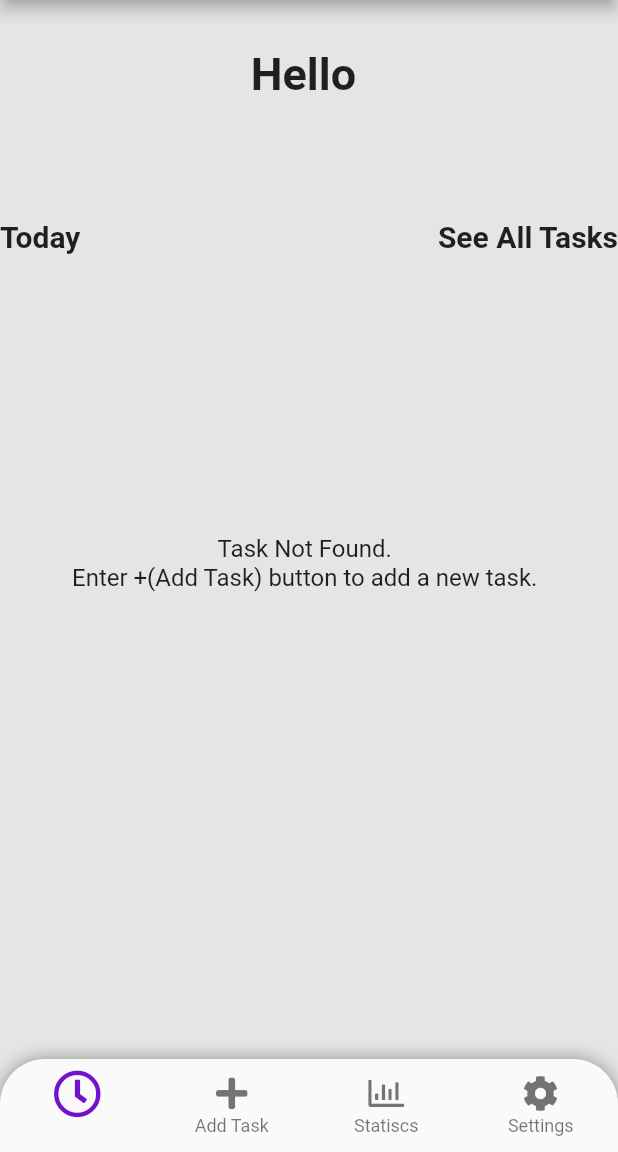
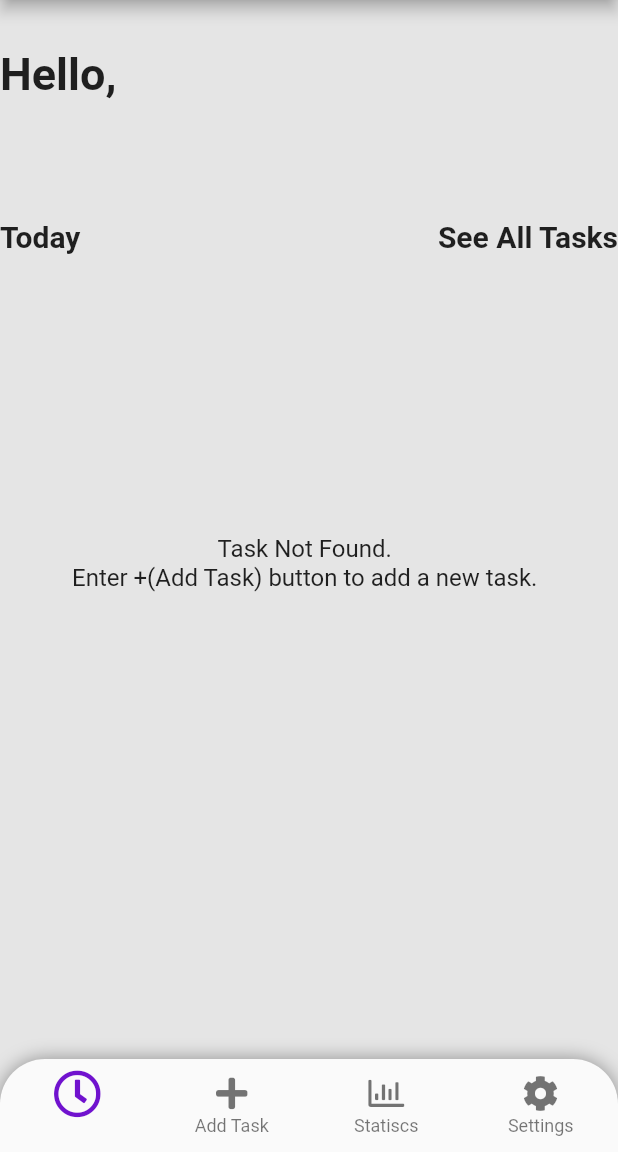
Before and after one commit to FatihDursunUzer1/task_time_tracker, a Flutter app: the Home screen opened directly, on a phone screen of 412 x 824 dp, the part 84-1236 px from its top. Run offline on Flutter 3.47's test engine with Material 2 defaults, Android fonts, the light colour scheme and no system bars; our stand-ins replace cloud_firestore, easy_localization, firebase_auth, firebase_core, flutter_signin_button, flutter_slidable and 6 more; accounts and stored records are empty.

Commit message:
home page welcome style changed

```diff
--- a/lib/presentation/views/home/home_view.dart
+++ b/lib/presentation/views/home/home_view.dart
@@ -110,13 +110,23 @@ class _HomeState extends State<Home> {
           Column(
             children: [
               Padding(
-                padding: const EdgeInsets.all(32.0),
+                padding: const EdgeInsets.symmetric(vertical: 32.0),
                 child: SizedBox(
+                  width: MediaQuery.of(context).size.width,
                   height: MediaQuery.of(context).size.height * 0.1,
-                  child: Text(
-                    '${LocaleKeys.hello.tr()} ${context.watch<HomeViewModel>().currentUser.displayName}',
-                    style: const TextStyle(
-                        fontSize: 30, fontWeight: FontWeight.bold),
+                  child: Column(
+                    crossAxisAlignment: CrossAxisAlignment.start,
+                    children: [
+                      Text(
+                        '${LocaleKeys.hello.tr()},',
+                        style: const TextStyle(
+                            fontSize: 30, fontWeight: FontWeight.bold),
+                      ),
+                      Text(
+                          '${context.watch<HomeViewModel>().currentUser.displayName}',
+                          style: const TextStyle(
+                              fontSize: 30, fontWeight: FontWeight.bold)),
+                    ],
                   ),
                 ),
               ),
```
